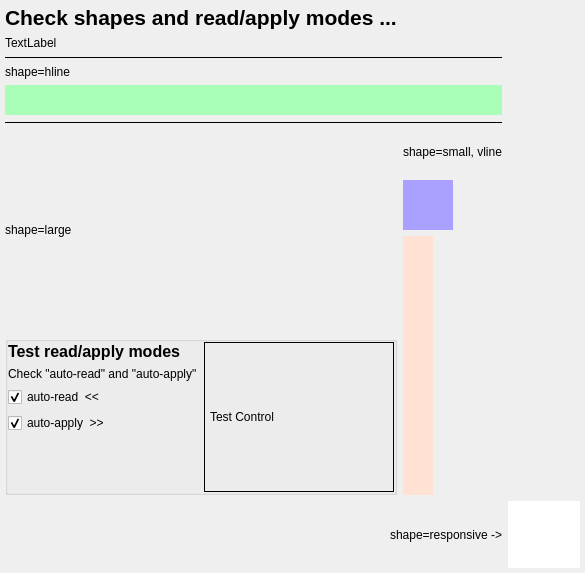
The window that oalab/example/control_sizes.ui (openalea/openalea) describes before a commit, drawn with Qt 5.
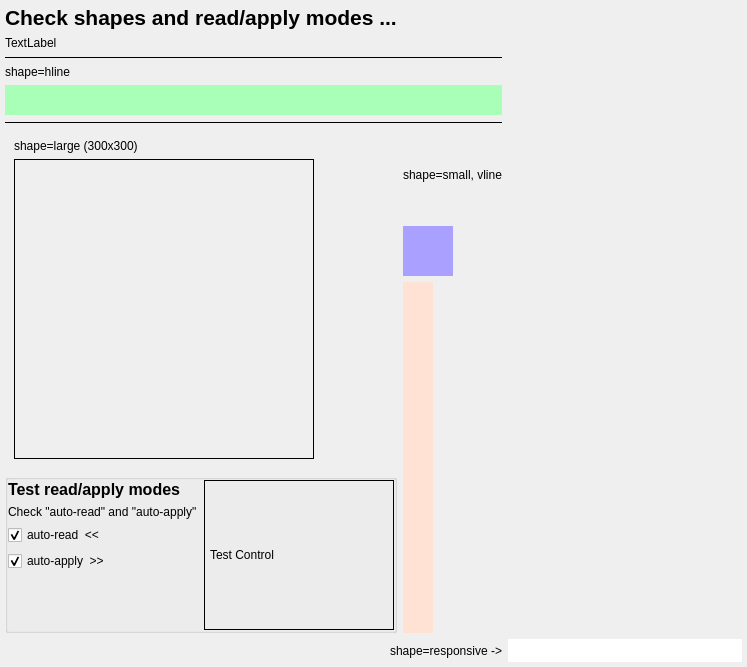
The same window after the commit.

Commit message: Add TreeView in test_qt_control to test "paint" methods

```diff
--- a/oalab/example/control_sizes.ui
+++ b/oalab/example/control_sizes.ui
@@ -6,8 +6,8 @@
    <rect>
     <x>0</x>
     <y>0</y>
-    <width>585</width>
-    <height>573</height>
+    <width>747</width>
+    <height>667</height>
    </rect>
   </property>
   <property name="windowTitle">
@@ -57,17 +57,8 @@
           <height>200</height>
          </size>
         </property>
-        <property name="maximumSize">
-         <size>
-          <width>300</width>
-          <height>300</height>
-         </size>
-        </property>
-        <layout class="QVBoxLayout" name="l_large">
-         <property name="margin">
-          <number>0</number>
-         </property>
-         <item>
+        <layout class="QGridLayout" name="l_large_box">
+         <item row="0" column="0">
           <widget class="QLabel" name="label_7">
            <property name="sizePolicy">
             <sizepolicy hsizetype="Maximum" vsizetype="Maximum">
@@ -76,10 +67,30 @@
             </sizepolicy>
            </property>
            <property name="text">
-            <string>shape=large</string>
+            <string>shape=large (300x300)</string>
            </property>
           </widget>
          </item>
+         <item row="1" column="0">
+          <widget class="QFrame" name="large_2">
+           <property name="sizePolicy">
+            <sizepolicy hsizetype="Fixed" vsizetype="Fixed">
+             <horstretch>0</horstretch>
+             <verstretch>0</verstretch>
+            </sizepolicy>
+           </property>
+           <property name="minimumSize">
+            <size>
+             <width>300</width>
+             <height>300</height>
+            </size>
+           </property>
+           <property name="frameShape">
+            <enum>QFrame::Box</enum>
+           </property>
+           <layout class="QVBoxLayout" name="l_large"/>
+          </widget>
+         </item>
         </layout>
        </widget>
       </item>
```
Left out of the diff: 133 changed lines with no effect on the pictures. The commit also changes 2 other files.
